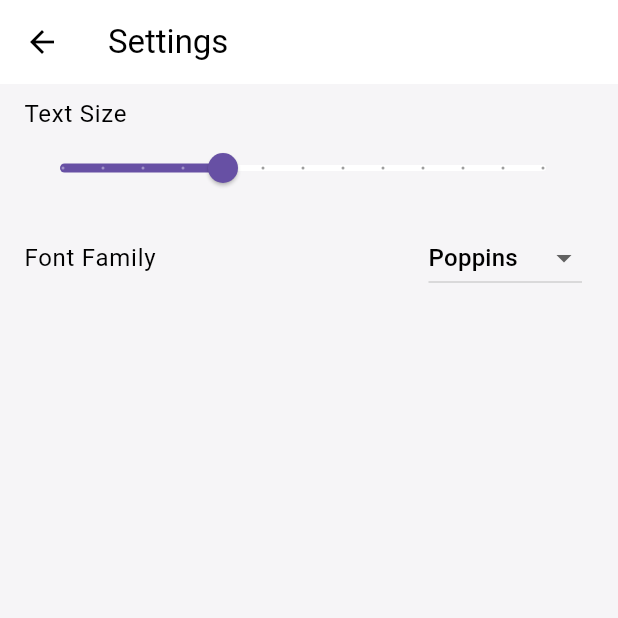
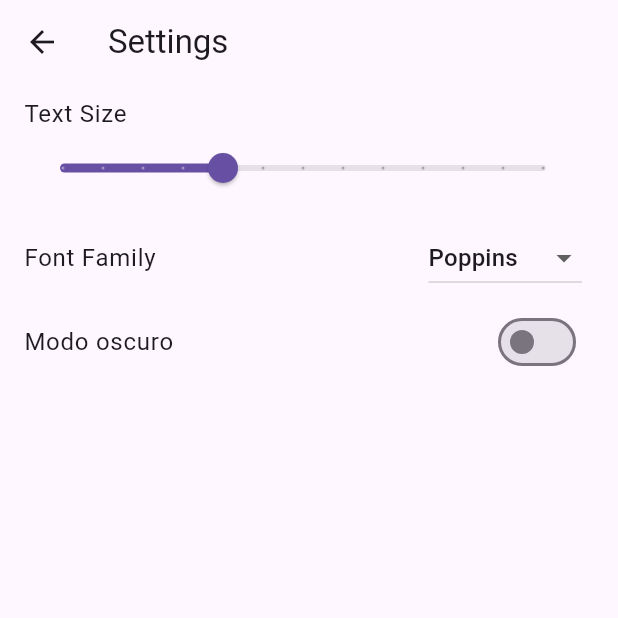
Before and after one commit to WhosYisus/Proyecto_Titulacion, a Flutter app: the screen it shows after launch, after a tap on the "settings" icon, on a phone screen of 412 x 824 dp, the top half of it. Run offline on Flutter 3.47's test engine with Material 3 defaults, Android fonts, the phone set to English and light mode, and no system bars; our stand-ins replace flutter_dotenv, hive, hive_flutter, open_file, permission_handler, shared_preferences and 1 more; missing offline and left inert: dart:html; accounts and stored records are empty; network calls fail.

Commit message:
switch background

```diff
--- a/lib/main.dart
+++ b/lib/main.dart
@@ -17,7 +17,7 @@ void main() async {
   try {
     await dotenv.load(fileName: ".env");
   } catch (e) {
-    debugPrint("❌ Error cargando .env: $e");
+    debugPrint("Error cargando .env: $e");
   }
 
   await Hive.initFlutter();
@@ -44,60 +44,14 @@ class MyApp extends StatelessWidget {
 
   @override
   Widget build(BuildContext context) {
+    final settings = Provider.of<SettingsProvider>(context);
+
     return MaterialApp(
       title: 'Voice Notes',
-      theme: ThemeData(
-        useMaterial3: true,
-        colorScheme: ColorScheme.light(
-          primary: AppColors.primary,
-          secondary: AppColors.secondary,
-          tertiary: AppColors.tertiary,
-          surface: AppColors.surfaceLight,
-          error: AppColors.error,
-        ),
-        scaffoldBackgroundColor: AppColors.backgroundLight,
-        textTheme: TextTheme(
-          headlineMedium: TextStyle(
-            color: AppColors.textPrimaryLight,
-            fontWeight: FontWeight.bold,
-          ),
-          bodyLarge: TextStyle(color: AppColors.textPrimaryLight),
-          bodyMedium: TextStyle(color: AppColors.textSecondaryLight),
-        ),
-        cardTheme: CardTheme(
-          color: AppColors.surfaceLight,
-          elevation: 2,
-          shape: RoundedRectangleBorder(
-            borderRadius: BorderRadius.circular(16),
-          ),
-        ),
-      ),
-      darkTheme: ThemeData(
-        useMaterial3: true,
-        colorScheme: ColorScheme.dark(
-          primary: AppColors.primary,
-          secondary: AppColors.secondary,
-          tertiary: AppColors.tertiary,
-          surface: AppColors.surfaceDark,
-          error: AppColors.error,
-        ),
-        scaffoldBackgroundColor: AppColors.backgroundDark,
-        textTheme: TextTheme(
-          headlineMedium: TextStyle(
-            color: AppColors.textPrimaryDark,
-            fontWeight: FontWeight.bold,
-          ),
-          bodyLarge: TextStyle(color: AppColors.textPrimaryDark),
-          bodyMedium: TextStyle(color: AppColors.textSecondaryDark),
-        ),
-        cardTheme: CardTheme(
-          color: AppColors.surfaceDark,
-          elevation: 2,
-          shape: RoundedRectangleBorder(
-            borderRadius: BorderRadius.circular(16),
-          ),
-        ),
-      ),
+      debugShowCheckedModeBanner: false,
+      theme: ThemeData.light(),
+      darkTheme: ThemeData.dark(),
+      themeMode: settings.isDarkMode ? ThemeMode.dark : ThemeMode.light,
       home: const HomeScreen(),
     );
   }
--- a/lib/providers/settings_provider.dart
+++ b/lib/providers/settings_provider.dart
@@ -6,10 +6,12 @@ class SettingsProvider with ChangeNotifier {
   SharedPreferences? _prefs;
   double _fontSize = 16;
   String _fontFamily = 'Poppins';
+  bool _isDarkMode = false;
 
 
   double get fontSize => _fontSize;
   String get fontFamily => _fontFamily;
+  bool get isDarkMode => _isDarkMode;
 
 
   SettingsProvider() {
@@ -24,6 +26,7 @@ class SettingsProvider with ChangeNotifier {
   void _loadSettings() {
     _fontSize = _prefs?.getDouble('fontSize') ?? 16;
     _fontFamily = _prefs?.getString('fontFamily') ?? 'Poppins';
+    _isDarkMode = _prefs?.getBool('isDarkMode') ?? false;
 
     notifyListeners();
   }
@@ -40,5 +43,10 @@ class SettingsProvider with ChangeNotifier {
     notifyListeners();
   }
 
+  Future<void> toggleDarkMode() async {
+    _isDarkMode = !_isDarkMode;
+    await _prefs?.setBool('isDarkMode', _isDarkMode);
+    notifyListeners();
+  }
 
 }
--- a/lib/screens/settings_screen.dart
+++ b/lib/screens/settings_screen.dart
@@ -43,6 +43,14 @@ class SettingsScreen extends StatelessWidget {
                 ),
               ),
 
+              ListTile(
+                  title: const Text('Modo oscuro'),
+                  trailing: Switch(
+                    value: settings.isDarkMode,
+                    onChanged: (_) => settings.toggleDarkMode(),
+                  ),
+              ),
+
             ],
           );
         },
```
